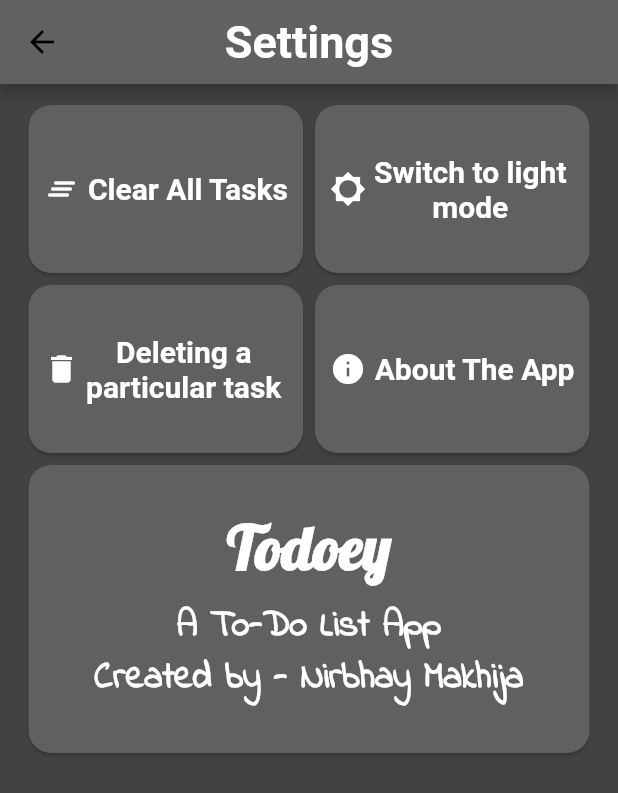
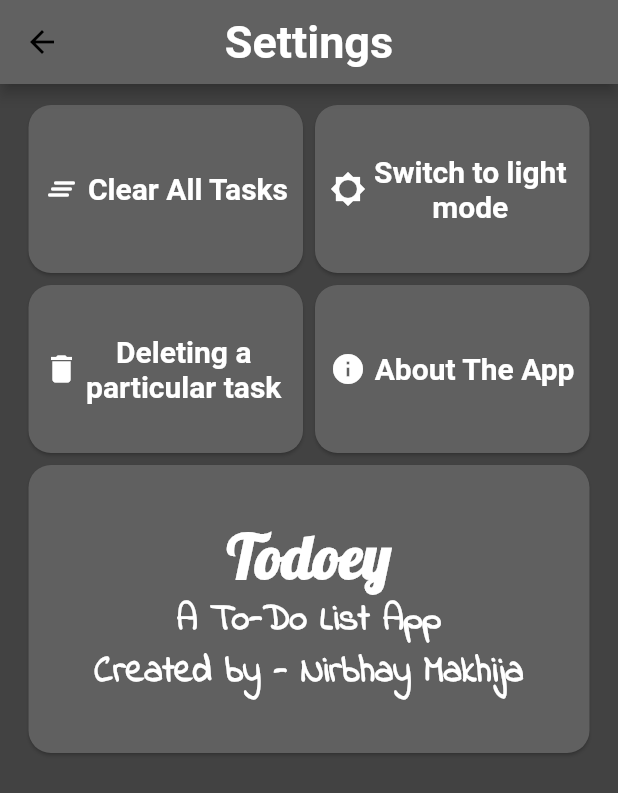
Before and after one commit to Nirbhay-nrb/To-Do-List_app, a Flutter app: the Settings screen opened directly, after a tap on "Switch to dark mode", after a tap on "Deleting a particular task", after a tap on "About The App", on a phone screen of 412 x 824 dp. Shown: the top 793 px of the screen. Run offline on Flutter 3.47's test engine with Material 2 defaults, Android fonts, the phone set to English and light mode, and no system bars; our stand-ins replace shared_preferences; accounts and stored records are empty.

Commit message:
app completed

```diff
--- a/todoey_flutter/lib/screens/settings.dart
+++ b/todoey_flutter/lib/screens/settings.dart
@@ -252,10 +252,9 @@ class _SettingsState extends State<Settings> {
               isVisible: dropDown2,
               height: 200,
               widgetToDisplay: Column(
+                mainAxisAlignment: MainAxisAlignment.center,
                 children: [
-                  Padding(
-                    padding: EdgeInsets.all(10.0),
-                    child: Flexible(
+                  Flexible(
                     child: Text(
                       'Todoey',
                       style: TextStyle(
@@ -263,7 +262,6 @@ class _SettingsState extends State<Settings> {
                           fontWeight: FontWeight.w700,
                           fontSize: 40,
                           fontFamily: 'Lobster'),
-                      ),
                     ),
                   ),
                   Flexible(
```
Also changed, not shown: todoey_flutter/lib/screens/add_task_screen.dart (+7 -0 lines). Lines whose indentation alone changed are shown as unchanged.
